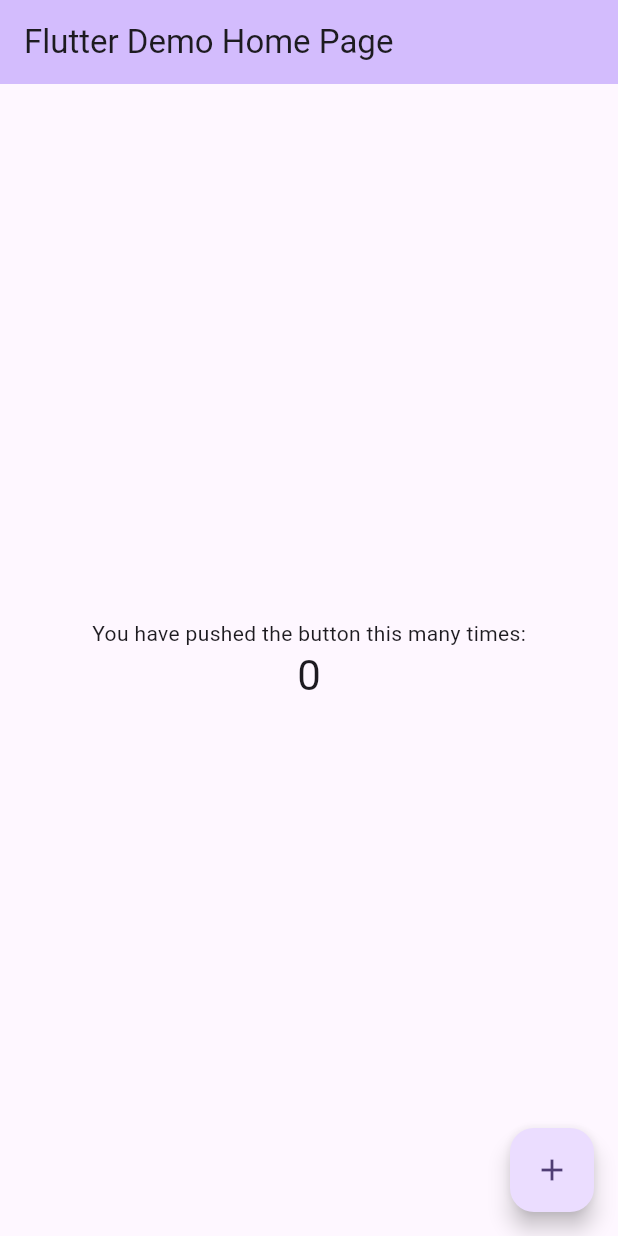
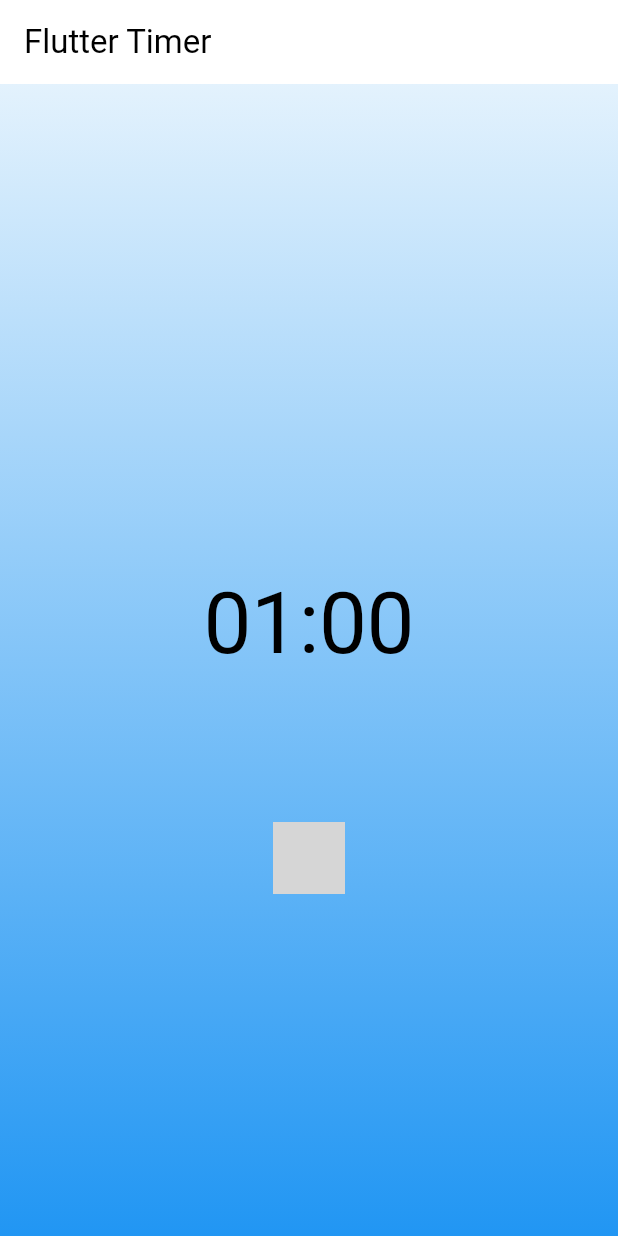
Before and after one commit to paugarcia32/BLoC-Tutorials, a Flutter app: the screen it shows after launch, on a phone screen of 412 x 824 dp. Run offline on Flutter 3.47's test engine with Material 3 defaults, Android fonts, the phone set to English and light mode, and no system bars; our stand-ins replace bloc, equatable, flutter_bloc; statements that could not run were skipped; grey boxes are pictures that could not be loaded.

Commit message:
app done

```diff
--- /dev/null
+++ b/flutter_timer/lib/app.dart
@@ -0,0 +1,19 @@
+import 'package:flutter/material.dart';
+import 'package:flutter_timer/timer/timer.dart';
+
+class App extends StatelessWidget {
+  const App({super.key});
+
+  @override
+  Widget build(BuildContext context) {
+    return MaterialApp(
+      title: 'Flutter Timer',
+      theme: ThemeData(
+        colorScheme: const ColorScheme.light(
+          primary: Color.fromRGBO(72, 74, 126, 1),
+        ),
+      ),
+      home: const TimerPage(),
+    );
+  }
+}
--- a/flutter_timer/lib/main.dart
+++ b/flutter_timer/lib/main.dart
@@ -1,125 +1,4 @@
 import 'package:flutter/material.dart';
+import 'package:flutter_timer/app.dart';
 
-void main() {
-  runApp(const MyApp());
-}
-
-class MyApp extends StatelessWidget {
-  const MyApp({super.key});
-
-  // This widget is the root of your application.
-  @override
-  Widget build(BuildContext context) {
-    return MaterialApp(
-      title: 'Flutter Demo',
-      theme: ThemeData(
-        // This is the theme of your application.
-        //
-        // TRY THIS: Try running your application with "flutter run". You'll see
-        // the application has a purple toolbar. Then, without quitting the app,
-        // try changing the seedColor in the colorScheme below to Colors.green
-        // and then invoke "hot reload" (save your changes or press the "hot
-        // reload" button in a Flutter-supported IDE, or press "r" if you used
-        // the command line to start the app).
-        //
-        // Notice that the counter didn't reset back to zero; the application
-        // state is not lost during the reload. To reset the state, use hot
-        // restart instead.
-        //
-        // This works for code too, not just values: Most code changes can be
-        // tested with just a hot reload.
-        colorScheme: ColorScheme.fromSeed(seedColor: Colors.deepPurple),
-        useMaterial3: true,
-      ),
-      home: const MyHomePage(title: 'Flutter Demo Home Page'),
-    );
-  }
-}
-
-class MyHomePage extends StatefulWidget {
-  const MyHomePage({super.key, required this.title});
-
-  // This widget is the home page of your application. It is stateful, meaning
-  // that it has a State object (defined below) that contains fields that affect
-  // how it looks.
-
-  // This class is the configuration for the state. It holds the values (in this
-  // case the title) provided by the parent (in this case the App widget) and
-  // used by the build method of the State. Fields in a Widget subclass are
-  // always marked "final".
-
-  final String title;
-
-  @override
-  State<MyHomePage> createState() => _MyHomePageState();
-}
-
-class _MyHomePageState extends State<MyHomePage> {
-  int _counter = 0;
-
-  void _incrementCounter() {
-    setState(() {
-      // This call to setState tells the Flutter framework that something has
-      // changed in this State, which causes it to rerun the build method below
-      // so that the display can reflect the updated values. If we changed
-      // _counter without calling setState(), then the build method would not be
-      // called again, and so nothing would appear to happen.
-      _counter++;
-    });
-  }
-
-  @override
-  Widget build(BuildContext context) {
-    // This method is rerun every time setState is called, for instance as done
-    // by the _incrementCounter method above.
-    //
-    // The Flutter framework has been optimized to make rerunning build methods
-    // fast, so that you can just rebuild anything that needs updating rather
-    // than having to individually change instances of widgets.
-    return Scaffold(
-      appBar: AppBar(
-        // TRY THIS: Try changing the color here to a specific color (to
-        // Colors.amber, perhaps?) and trigger a hot reload to see the AppBar
-        // change color while the other colors stay the same.
-        backgroundColor: Theme.of(context).colorScheme.inversePrimary,
-        // Here we take the value from the MyHomePage object that was created by
-        // the App.build method, and use it to set our appbar title.
-        title: Text(widget.title),
-      ),
-      body: Center(
-        // Center is a layout widget. It takes a single child and positions it
-        // in the middle of the parent.
-        child: Column(
-          // Column is also a layout widget. It takes a list of children and
-          // arranges them vertically. By default, it sizes itself to fit its
-          // children horizontally, and tries to be as tall as its parent.
-          //
-          // Column has various properties to control how it sizes itself and
-          // how it positions its children. Here we use mainAxisAlignment to
-          // center the children vertically; the main axis here is the vertical
-          // axis because Columns are vertical (the cross axis would be
-          // horizontal).
-          //
-          // TRY THIS: Invoke "debug painting" (choose the "Toggle Debug Paint"
-          // action in the IDE, or press "p" in the console), to see the
-          // wireframe for each widget.
-          mainAxisAlignment: MainAxisAlignment.center,
-          children: <Widget>[
-            const Text(
-              'You have pushed the button this many times:',
-            ),
-            Text(
-              '$_counter',
-              style: Theme.of(context).textTheme.headlineMedium,
-            ),
-          ],
-        ),
-      ),
-      floatingActionButton: FloatingActionButton(
-        onPressed: _incrementCounter,
-        tooltip: 'Increment',
-        child: const Icon(Icons.add),
-      ), // This trailing comma makes auto-formatting nicer for build methods.
-    );
-  }
-}
+void main() => runApp(const App());
--- /dev/null
+++ b/flutter_timer/lib/ticker.dart
@@ -0,0 +1,6 @@
+class Ticker {
+  const Ticker();
+  Stream<int> tick({required int ticks}) {
+    return Stream.periodic(const Duration(seconds: 1), (x) => ticks - x - 1).take(ticks);
+  }
+}
--- /dev/null
+++ b/flutter_timer/lib/timer/bloc/timer_bloc.dart
@@ -0,0 +1,63 @@
+import 'dart:async';
+
+import 'package:bloc/bloc.dart';
+import 'package:equatable/equatable.dart';
+import 'package:flutter_timer/ticker.dart';
+
+part 'timer_event.dart';
+part 'timer_state.dart';
+
+class TimerBloc extends Bloc<TimerEvent, TimerState> {
+  TimerBloc({required Ticker ticker})
+      : _ticker = ticker,
+        super(const TimerInitial(_duration)) {
+    on<TimerStarted>(_onStarted);
+    on<TimerPaused>(_onPaused);
+    on<TimerResumed>(_onResumed);
+    on<TimerReset>(_onReset);
+    on<_TimerTicked>(_onTicked);
+  }
+
+  final Ticker _ticker;
+  static const int _duration = 60;
+
+  StreamSubscription<int>? _tickerSubscription;
+
+  @override
+  Future<void> close() {
+    _tickerSubscription?.cancel();
+    return super.close();
+  }
+
+  void _onStarted(TimerStarted event, Emitter<TimerState> emit) {
+    emit(TimerRunInProgress(event.duration));
+    _tickerSubscription?.cancel();
+    _tickerSubscription =
+        _ticker.tick(ticks: event.duration).listen((duration) => add(_TimerTicked(duration: duration)));
+  }
+
+  void _onPaused(TimerPaused event, Emitter<TimerState> emit) {
+    if (state is TimerRunInProgress) {
+      _tickerSubscription?.pause();
+      emit(TimerRunPause(state.duration));
+    }
+  }
+
+  void _onResumed(TimerResumed resume, Emitter<TimerState> emit) {
+    if (state is TimerRunPause) {
+      _tickerSubscription?.resume();
+      emit(TimerRunInProgress(state.duration));
+    }
+  }
+
+  void _onReset(TimerReset event, Emitter<TimerState> emit) {
+    _tickerSubscription?.cancel();
+    emit(const TimerInitial(_duration));
+  }
+
+  void _onTicked(_TimerTicked event, Emitter<TimerState> emit) {
+    emit(
+      event.duration > 0 ? TimerRunInProgress(event.duration) : const TimerRunComplete(),
+    );
+  }
+}
--- /dev/null
+++ b/flutter_timer/lib/timer/bloc/timer_event.dart
@@ -0,0 +1,27 @@
+part of 'timer_bloc.dart';
+
+sealed class TimerEvent {
+  const TimerEvent();
+}
+
+final class TimerStarted extends TimerEvent {
+  const TimerStarted({required this.duration});
+  final int duration;
+}
+
+final class TimerPaused extends TimerEvent {
+  const TimerPaused();
+}
+
+final class TimerResumed extends TimerEvent {
+  const TimerResumed();
+}
+
+class TimerReset extends TimerEvent {
+  const TimerReset();
+}
+
+class _TimerTicked extends TimerEvent {
+  const _TimerTicked({required this.duration});
+  final int duration;
+}
--- /dev/null
+++ b/flutter_timer/lib/timer/bloc/timer_state.dart
@@ -0,0 +1,34 @@
+part of 'timer_bloc.dart';
+
+sealed class TimerState extends Equatable {
+  const TimerState(this.duration);
+  final int duration;
+
+  @override
+  List<Object> get props => [duration];
+}
+
+final class TimerInitial extends TimerState {
+  const TimerInitial(super.duration);
+
+  @override
+  String toString() => 'TimerInitial { duration: $duration }';
+}
+
+final class TimerRunPause extends TimerState {
+  const TimerRunPause(super.duration);
+
+  @override
+  String toString() => 'TimerRunPause { duration: $duration }';
+}
+
+final class TimerRunInProgress extends TimerState {
+  const TimerRunInProgress(super.duration);
+
+  @override
+  String toString() => 'TimerRunInProgress { duration: $duration }';
+}
+
+final class TimerRunComplete extends TimerState {
+  const TimerRunComplete() : super(0);
+}
--- /dev/null
+++ b/flutter_timer/lib/timer/timer.dart
@@ -0,0 +1,2 @@
+export 'bloc/timer_bloc.dart';
+export 'view/timer_page.dart';
--- /dev/null
+++ b/flutter_timer/lib/timer/view/timer_page.dart
@@ -0,0 +1,126 @@
+import 'package:flutter/material.dart';
+import 'package:flutter_bloc/flutter_bloc.dart';
+import 'package:flutter_timer/ticker.dart';
+import 'package:flutter_timer/timer/timer.dart';
+
+class TimerPage extends StatelessWidget {
+  const TimerPage({Key? key}) : super(key: key);
+  @override
+  Widget build(BuildContext context) {
+    return BlocProvider(
+      create: (_) => TimerBloc(ticker: Ticker()),
+      child: const TimerView(),
+    );
+  }
+}
+
+class TimerView extends StatelessWidget {
+  const TimerView({Key? key}) : super(key: key);
+  @override
+  Widget build(BuildContext context) {
+    return Scaffold(
+      appBar: AppBar(title: const Text('Flutter Timer')),
+      body: Stack(
+        children: [
+          const Background(),
+          Column(
+            mainAxisAlignment: MainAxisAlignment.center,
+            crossAxisAlignment: CrossAxisAlignment.center,
+            children: const <Widget>[
+              Padding(
+                padding: EdgeInsets.symmetric(vertical: 100.0),
+                child: Center(child: TimerText()),
+              ),
+              Actions(),
+            ],
+          ),
+        ],
+      ),
+    );
+  }
+}
+
+class TimerText extends StatelessWidget {
+  const TimerText({Key? key}) : super(key: key);
+  @override
+  Widget build(BuildContext context) {
+    final duration = context.select((TimerBloc bloc) => bloc.state.duration);
+    final minutesStr = ((duration / 60) % 60).floor().toString().padLeft(2, '0');
+    final secondsStr = (duration % 60).floor().toString().padLeft(2, '0');
+    return Text(
+      '$minutesStr:$secondsStr',
+      style: Theme.of(context).textTheme.displayLarge,
+    );
+  }
+}
+
+class Actions extends StatelessWidget {
+  const Actions({super.key});
+
+  @override
+  Widget build(BuildContext context) {
+    return BlocBuilder<TimerBloc, TimerState>(
+      buildWhen: (prev, state) => prev.runtimeType != state.runtimeType,
+      builder: (context, state) {
+        return Row(
+          mainAxisAlignment: MainAxisAlignment.spaceEvenly,
+          children: [
+            ...switch (state) {
+              TimerInitial() => [
+                  FloatingActionButton(
+                    child: const Icon(Icons.play_arrow),
+                    onPressed: () => context.read<TimerBloc>().add(TimerStarted(duration: state.duration)),
+                  ),
+                ],
+              TimerRunInProgress() => [
+                  FloatingActionButton(
+                    child: const Icon(Icons.pause),
+                    onPressed: () => context.read<TimerBloc>().add(const TimerPaused()),
+                  ),
+                  FloatingActionButton(
+                    child: const Icon(Icons.replay),
+                    onPressed: () => context.read<TimerBloc>().add(const TimerReset()),
+                  ),
+                ],
+              TimerRunPause() => [
+                  FloatingActionButton(
+                    child: const Icon(Icons.play_arrow),
+                    onPressed: () => context.read<TimerBloc>().add(const TimerResumed()),
+                  ),
+                  FloatingActionButton(
+                    child: const Icon(Icons.replay),
+                    onPressed: () => context.read<TimerBloc>().add(const TimerReset()),
+                  ),
+                ],
+              TimerRunComplete() => [
+                  FloatingActionButton(
+                    child: const Icon(Icons.replay),
+                    onPressed: () => context.read<TimerBloc>().add(const TimerReset()),
+                  ),
+                ]
+            }
+          ],
+        );
+      },
+    );
+  }
+}
+
+class Background extends StatelessWidget {
+  const Background({Key? key}) : super(key: key);
+  @override
+  Widget build(BuildContext context) {
+    return Container(
+      decoration: BoxDecoration(
+        gradient: LinearGradient(
+          begin: Alignment.topCenter,
+          end: Alignment.bottomCenter,
+          colors: [
+            Colors.blue.shade50,
+            Colors.blue.shade500,
+          ],
+        ),
+      ),
+    );
+  }
+}
```
Also changed, not shown: flutter_timer/pubspec.yaml (+8 -75 lines), flutter_timer/pubspec.lock, 1 other file.
